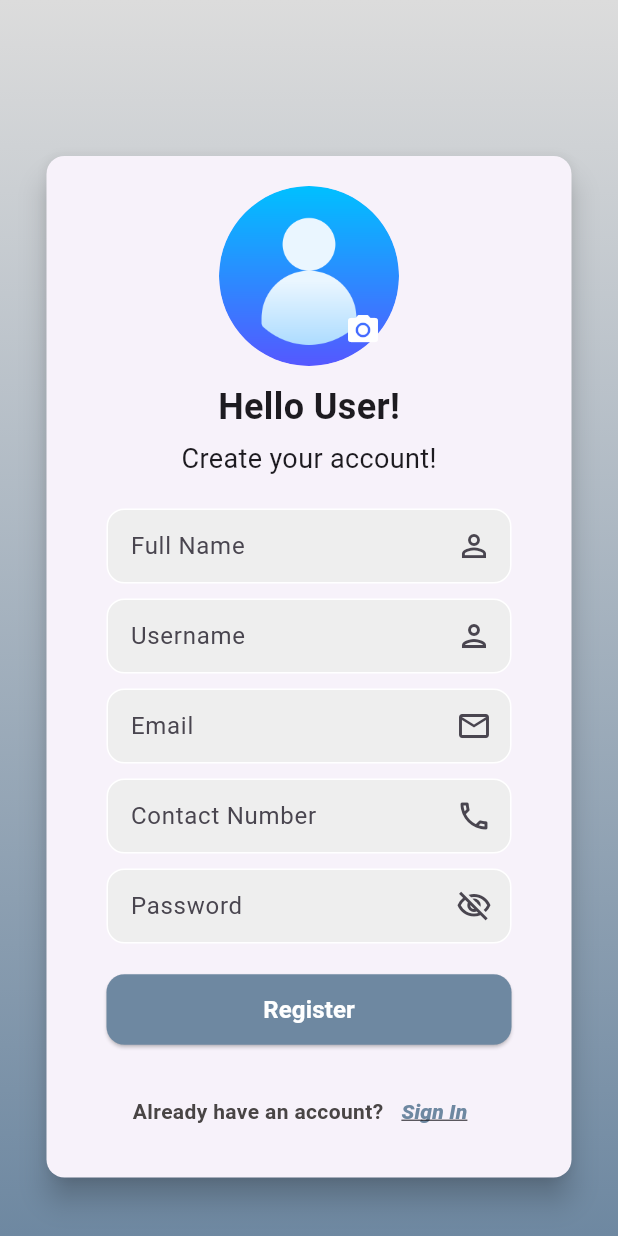
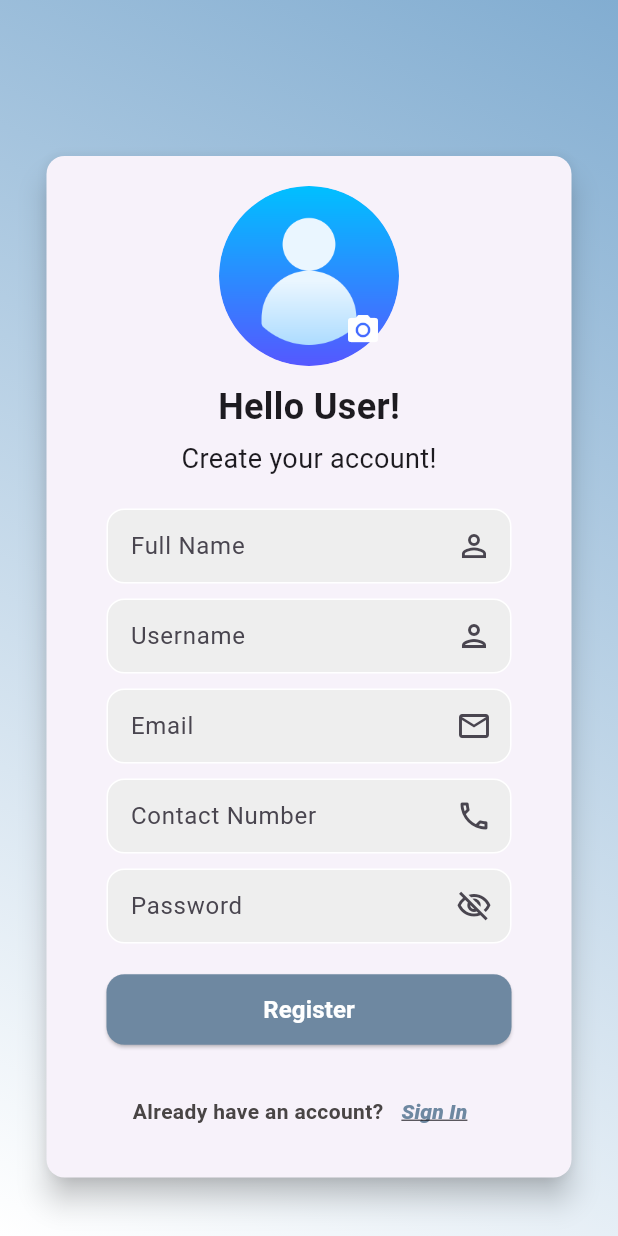
Before and after one commit to JohnLloydDev/AJ-Autofix-App, a Flutter app: the RegistrationScreen screen opened directly, on a phone screen of 412 x 824 dp. Run offline on Flutter 3.47's test engine with Material 3 defaults, Android fonts, the phone set to English and light mode, and no system bars; our stand-ins replace bloc, equatable, flutter_bloc, flutter_rating_bar, flutter_secure_storage, fluttertoast and 4 more; missing offline and left inert: onesignal_flutter; accounts and stored records are empty; network calls fail.

Commit message:
change register bg

```diff
--- a/lib/screens/registration_screen.dart
+++ b/lib/screens/registration_screen.dart
@@ -7,6 +7,7 @@ import 'package:aj_autofix/models/user_model.dart';
 import 'package:aj_autofix/repositories/auth_repository_impl.dart';
 import 'package:aj_autofix/screens/login_screen.dart';
 import 'package:aj_autofix/screens/verify_email_screen.dart';
+import 'package:aj_autofix/utils/constants.dart';
 import 'package:flutter/material.dart';
 import 'package:flutter_bloc/flutter_bloc.dart';
 import 'package:image_picker/image_picker.dart';
@@ -69,16 +70,7 @@ class _RegistrationScreenState extends State<RegistrationScreen> {
     return Scaffold(
       body: Container(
         height: MediaQuery.of(context).size.height,
-        decoration: const BoxDecoration(
-          gradient: LinearGradient(
-            colors: [
-              Color(0xFFDCDCDC),
-              Color(0xFF6E88A1),
-            ],
-            begin: Alignment.topCenter,
-            end: Alignment.bottomCenter,
-          ),
-        ),
+        decoration: kGradientBoxDecoration,
         child: LayoutBuilder(
           builder: (context, constraints) {
             return SingleChildScrollView(
```
